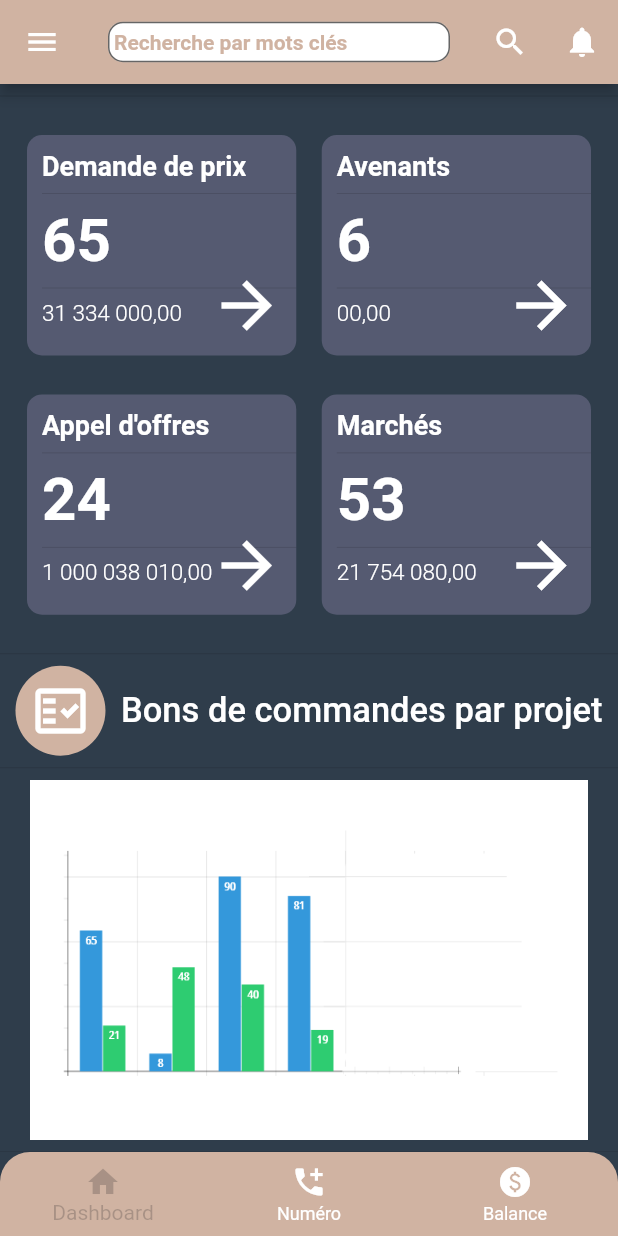
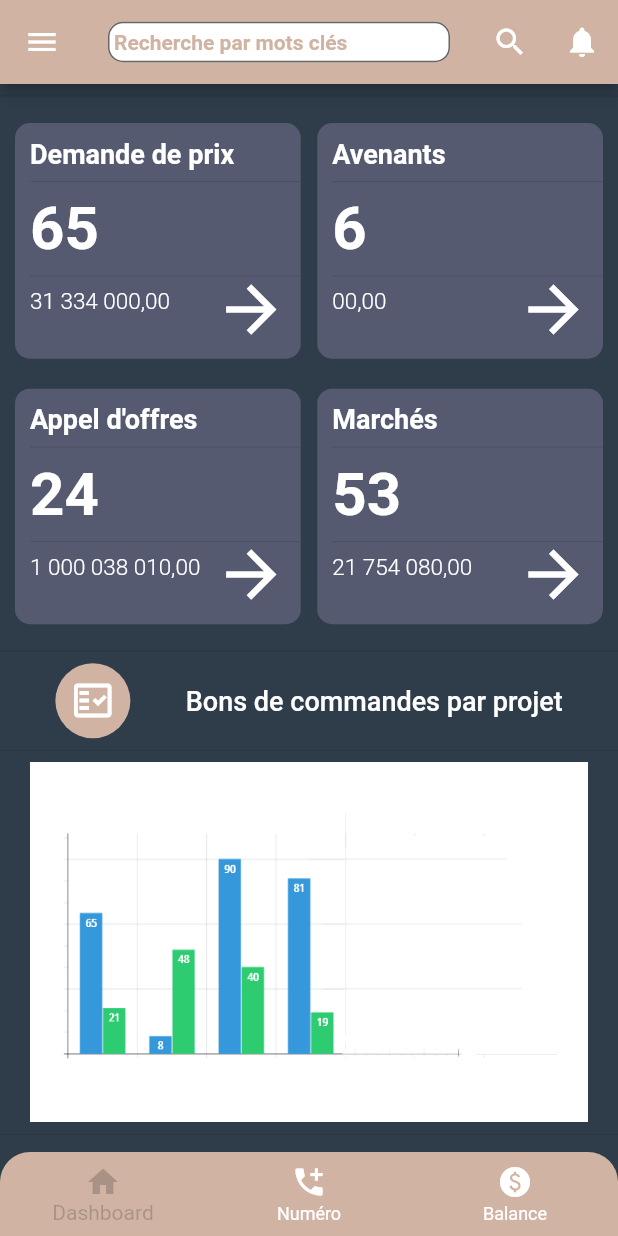
Before and after one commit to akkanour/mobile-application-gestion-achat, a Flutter app: the screen it shows after launch, on a phone screen of 412 x 824 dp. Run offline on Flutter 3.47's test engine with Material 2 defaults, Android fonts, the phone set to English and light mode, and no system bars; our stand-ins replace flutter_slidable; Roboto replaces fonts that are missing (Barlow Semi Condensed).

Commit message:
fix home

```diff
--- a/lib/screens/home.dart
+++ b/lib/screens/home.dart
@@ -62,10 +62,10 @@ class _HomePageState extends State<HomePage> {
                 mainAxisSpacing: 10,
               ),
               primary: false,
-              padding: const EdgeInsets.all(10),
+              padding: const EdgeInsets.all(5),
               children: <Widget>[
                 Padding(
-                  padding: const EdgeInsets.all(8.0),
+                  padding: const EdgeInsets.all(5.0),
                   child: Container(
                     decoration: BoxDecoration(
                       borderRadius: BorderRadius.circular(10),
@@ -122,7 +122,7 @@ class _HomePageState extends State<HomePage> {
                   ),
                 ),
                 Padding(
-                  padding: const EdgeInsets.all(8.0),
+                  padding: const EdgeInsets.all(5.0),
                   child: Container(
                     decoration: BoxDecoration(
                       borderRadius: BorderRadius.circular(10),
@@ -179,7 +179,7 @@ class _HomePageState extends State<HomePage> {
                   ),
                 ),
                 Padding(
-                  padding: const EdgeInsets.all(8.0),
+                  padding: const EdgeInsets.all(5.0),
                   child: Container(
                     decoration: BoxDecoration(
                       borderRadius: BorderRadius.circular(10),
@@ -236,7 +236,7 @@ class _HomePageState extends State<HomePage> {
                   ),
                 ),
                 Padding(
-                  padding: const EdgeInsets.all(8.0),
+                  padding: const EdgeInsets.all(5.0),
                   child: Container(
                     decoration: BoxDecoration(
                       borderRadius: BorderRadius.circular(10),
@@ -299,17 +299,17 @@ class _HomePageState extends State<HomePage> {
               mainAxisAlignment: MainAxisAlignment.spaceEvenly,
               children: [
                 CircleAvatar(
-                  radius: 30,
+                  radius: 25,
                   backgroundColor: Color(0xFFD0B3A2),
                   child: Icon(
                     Icons.fact_check_outlined,
                     color: Colors.white,
-                    size: 40,
+                    size: 30,
                   ),
                 ),
                 Text('Bons de commandes par projet',
                     style: TextStyle(
-                      fontSize: 23,
+                      fontSize: 18,
                       fontWeight: FontWeight.w500,
                       color: Colors.white,
                     )),
```
